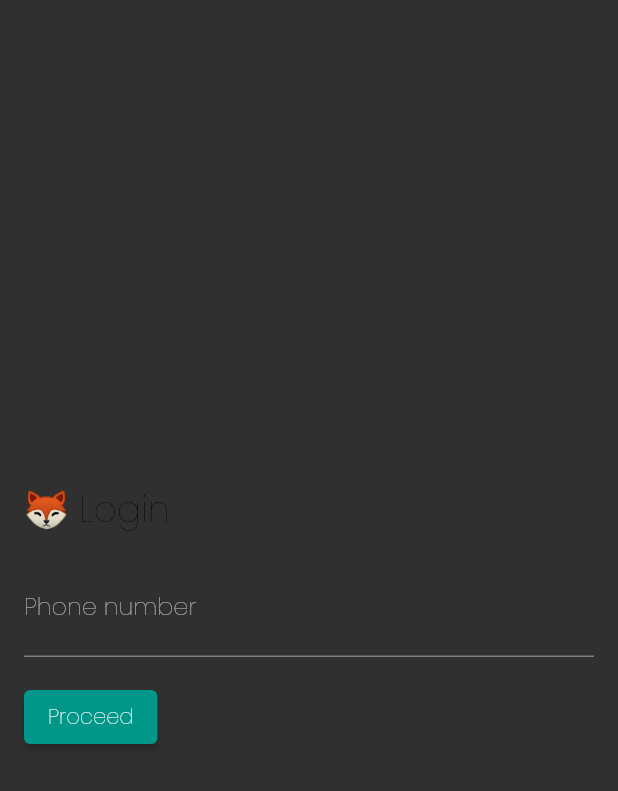
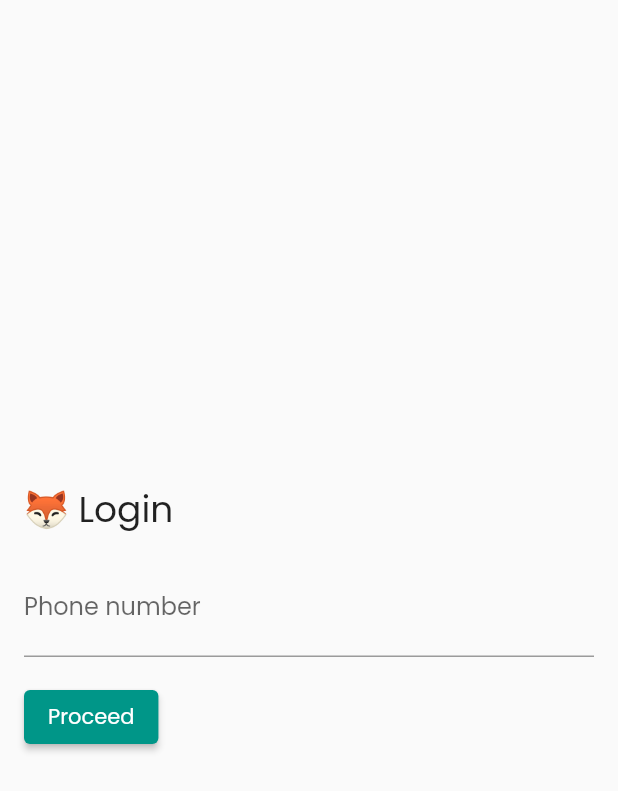
Before and after one commit to emiliodallatorre/bookaround, a Flutter app: the screen it shows after launch, on a phone screen of 412 x 824 dp. Shown: the top 791 px of the screen. Run offline on Flutter 3.47's test engine with Material 2 defaults, Android fonts, the light colour scheme and no system bars; our stand-ins replace cloud_firestore, cloud_functions, firebase_auth, firebase_core, firebase_messaging, form_field_validator and 2 more; missing offline and left inert: code_field, flutter_barcode_scanner; accounts and stored records are empty; generated files the repository leaves out were written again.

Commit message:
Impostati correttamente font e tema scuro.

```diff
--- a/lib/main.dart
+++ b/lib/main.dart
@@ -8,7 +8,6 @@ import 'package:bookaround/models/user_model.dart';
 import 'package:bookaround/references.dart';
 import 'package:flutter/material.dart';
 import 'package:flutter_localizations/flutter_localizations.dart';
-import 'package:google_fonts/google_fonts.dart';
 import 'package:provider/provider.dart';
 
 void main() {
@@ -24,9 +23,16 @@ class Bookaround extends StatelessWidget {
       ],
       builder: (BuildContext context, Widget child) => MaterialApp(
         title: References.appName,
-        theme: ThemeData(primarySwatch: Colors.teal, textTheme: GoogleFonts.poppinsTextTheme()),
-        darkTheme: ThemeData(primarySwatch: Colors.teal, textTheme: GoogleFonts.poppinsTextTheme(), brightness: Brightness.dark),
-        themeMode: ThemeMode.dark,
+        theme: ThemeData(primarySwatch: Colors.teal, fontFamily: "Poppins"),
+        darkTheme: ThemeData(
+          fontFamily: "Poppins",
+          brightness: Brightness.dark,
+          primarySwatch: Colors.orange,
+          accentColor: Colors.orange[500],
+          toggleableActiveColor: Colors.orange[500],
+          textSelectionColor: Colors.orange[200],
+        ),
+        themeMode: ThemeMode.system,
         initialRoute: SplashScreen.route,
         supportedLocales: S.delegate.supportedLocales,
         localizationsDelegates: <LocalizationsDelegate>[
```
Also changed, not shown: pubspec.yaml (+4 -21 lines), pubspec.lock.
